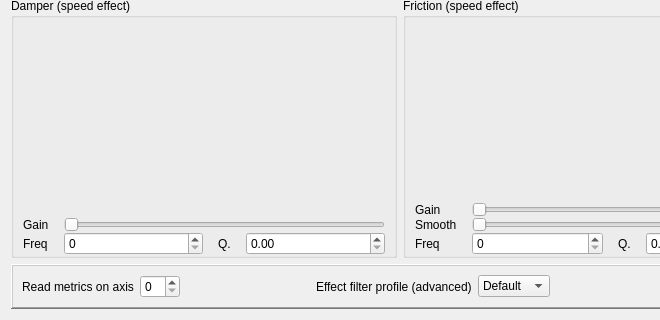
First picture: the form in res/effects_tuning.ui, repository Ultrawipf/OpenFFBoard-configurator, before the edit; both pictures show x 0 to 660 and y 280 to 600 of the 800 by 600 pixel window.
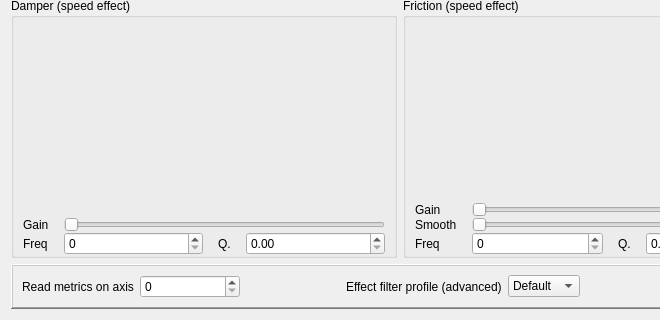
Second picture: the form after the edit. Custom widgets are drawn as their Qt base class.

```diff
--- a/res/effects_tuning.ui
+++ b/res/effects_tuning.ui
@@ -424,7 +424,7 @@
        <widget class="QSpinBox" name="spinBox_axis">
         <property name="minimumSize">
          <size>
-          <width>40</width>
+          <width>100</width>
           <height>0</height>
          </size>
         </property>
```
